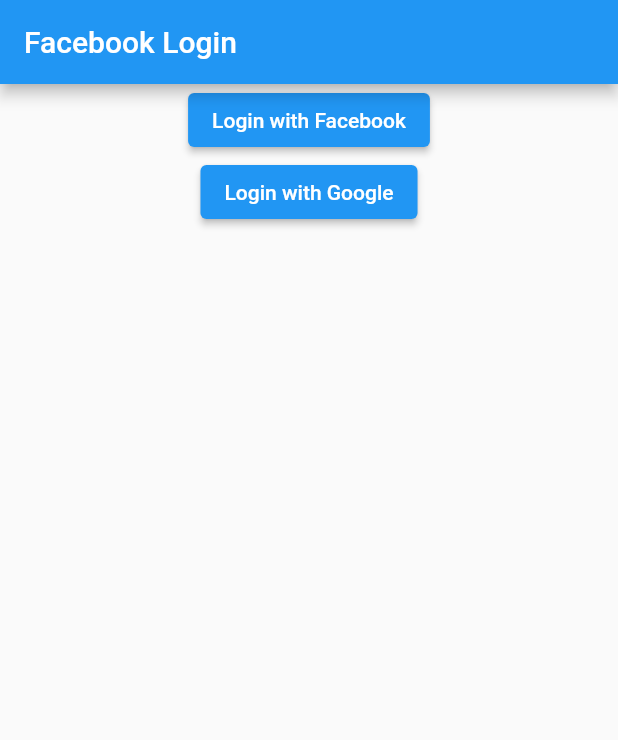
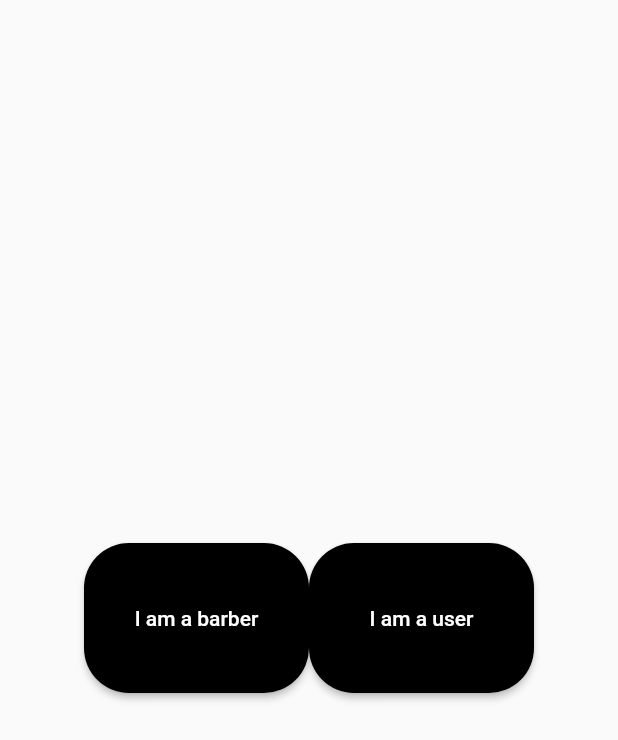
Before and after one commit to RitikPatill/facebooklogin, a Flutter app: the screen it shows after launch, on a phone screen of 412 x 824 dp. Shown: the top 740 px of the screen. Run offline on Flutter 3.47's test engine with Material 2 defaults, Android fonts, the phone set to English and light mode, and no system bars; our stand-ins replace firebase_auth, google_sign_in, pinput; missing offline and left inert: flutter_facebook_auth; accounts and stored records are empty.

Commit message:
first commit

```diff
--- a/lib/home2.dart
+++ b/lib/home2.dart
@@ -0,0 +1,60 @@
+import 'package:facebooklogin/home.dart';
+import 'package:flutter/material.dart';
+
+import 'main.dart';
+
+class Home2 extends StatelessWidget {
+  const Home2({Key? key}) : super(key: key);
+
+  @override
+  Widget build(BuildContext context) {
+    return Scaffold(
+      body: Container(
+        child: Center(
+          child: Row(
+            mainAxisSize: MainAxisSize.min,
+            children: [
+              SizedBox(
+                height: 100,
+                width: 150,
+                child: RaisedButton(
+                  padding: EdgeInsets.symmetric(vertical: 8, horizontal: 30),
+                  onPressed: () {
+                    print("pressed i am a barber");
+                    Navigator.of(context).push(
+                        MaterialPageRoute(builder: (context) => HomePage())
+                    );
+                  },
+                  color: Colors.black,
+                  shape: RoundedRectangleBorder(
+                      borderRadius: BorderRadius.all(Radius.circular(30))),
+                  child: Text(
+                    "I am a barber",
+                    style: TextStyle(color: Colors.white),
+                  ),
+                ),
+              ),
+              SizedBox(
+                height: 100,
+                width: 150,
+                child: RaisedButton(
+                  padding: EdgeInsets.symmetric(vertical: 8, horizontal: 30),
+                  onPressed: () {
+                    print("hello");
+                  },
+                  color: Colors.black,
+                  shape: RoundedRectangleBorder(
+                      borderRadius: BorderRadius.all(Radius.circular(30))),
+                  child: Text(
+                    "I am a user",
+                    style: TextStyle(color: Colors.white),
+                  ),
+                ),
+              )
+            ],
+          ),
+        ),
+      ),
+    );
+  }
+}
--- a/lib/main.dart
+++ b/lib/main.dart
@@ -1,3 +1,4 @@
+import 'package:facebooklogin/home2.dart';
 import 'package:flutter/material.dart';
 
 import 'home.dart';
@@ -24,7 +25,7 @@ class MyApp extends StatelessWidget {
         // is not restarted.
         primarySwatch: Colors.blue,
       ),
-      home: HomePage(),
+      home: Home2(),
     );
   }
 }
--- a/pubspec.yaml
+++ b/pubspec.yaml
@@ -31,6 +31,11 @@ dependencies:
   flutter_facebook_auth: ^3.4.1
   firebase_auth_web: ^1.3.1
   google_sign_in: ^5.0.4
+  pinput:
+  firebase_auth: ^1.4.1
+  firebase_core: ^1.3.0
+
+
 
 
 dev_dependencies:
```
Also changed, not shown: lib/home.dart (+18 -0 lines), lib/home3.dart (+5 -4 lines), lib/otp.dart (added, +121 -0 lines), lib/phone_authentication.dart (+65 -0 lines), pubspec.lock.
